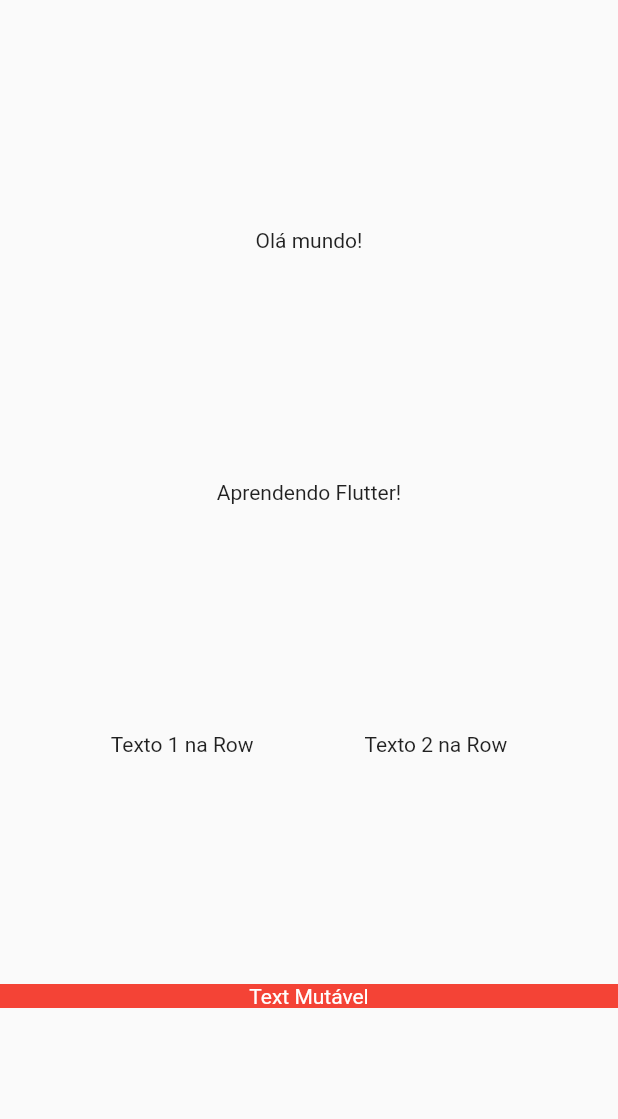
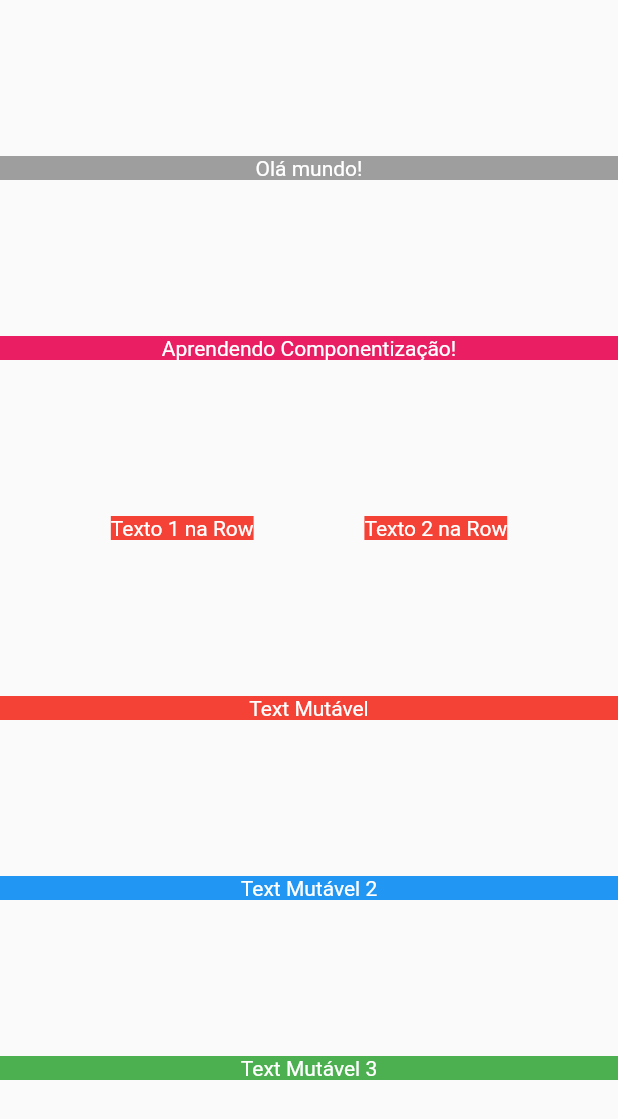
Before and after one commit to flutter-developer-roadmap/counter, a Flutter app: the screen it shows after launch, on a phone screen of 412 x 824 dp. Shown: the top 1119 px of the screen. Run offline on Flutter 3.47's test engine with Material 2 defaults, Android fonts, the phone set to English and light mode, and no system bars.

Commit message:
separa arquivos e pastas por responsabilidade

```diff
--- a/lib/app.dart
+++ b/lib/app.dart
@@ -1,6 +1,6 @@
 import 'package:flutter/material.dart';
 
-import 'home_page.dart';
+import 'src/ui/pages/home_page.dart';
 
 class App extends StatelessWidget {
   const App({super.key});
--- a/lib/home_page.dart
+++ /dev/null
@@ -1,38 +0,0 @@
-import 'package:flutter/material.dart';
-
-import 'custom_container.dart';
-
-class HomePage extends StatefulWidget {
-  const HomePage({super.key});
-
-  @override
-  State<HomePage> createState() {
-    return _HomePageState();
-  }
-}
-
-class _HomePageState extends State<HomePage> {
-  @override
-  Widget build(BuildContext context) {
-    return Scaffold(
-      body: Column(
-        mainAxisAlignment: MainAxisAlignment.spaceEvenly,
-        children: [
-          const Text('Olá mundo!'),
-          const Text('Aprendendo Flutter!'),
-          Row(
-            mainAxisAlignment: MainAxisAlignment.spaceEvenly,
-            children: const [
-              Text('Texto 1 na Row'),
-              Text('Texto 2 na Row'),
-            ],
-          ),
-          const CustomContainer(
-            text: 'Text Mutável',
-            backgroundColor: Colors.red,
-          ),
-        ],
-      ),
-    );
-  }
-}
--- /dev/null
+++ b/lib/src/ui/pages/home_page.dart
@@ -0,0 +1,58 @@
+import 'package:flutter/material.dart';
+
+import '../widgets/custom_container.dart';
+
+class HomePage extends StatefulWidget {
+  const HomePage({super.key});
+
+  @override
+  State<HomePage> createState() {
+    return _HomePageState();
+  }
+}
+
+class _HomePageState extends State<HomePage> {
+  @override
+  Widget build(BuildContext context) {
+    return Scaffold(
+      body: Column(
+        mainAxisAlignment: MainAxisAlignment.spaceEvenly,
+        children: [
+          const CustomContainer(
+            text: 'Olá mundo!',
+            backgroundColor: Colors.grey,
+          ),
+          const CustomContainer(
+            text: 'Aprendendo Componentização!',
+            backgroundColor: Colors.pink,
+          ),
+          Row(
+            mainAxisAlignment: MainAxisAlignment.spaceEvenly,
+            children: const [
+              CustomContainer(
+                text: 'Texto 1 na Row',
+                backgroundColor: Colors.red,
+              ),
+              CustomContainer(
+                text: 'Texto 2 na Row',
+                backgroundColor: Colors.red,
+              ),
+            ],
+          ),
+          const CustomContainer(
+            text: 'Text Mutável',
+            backgroundColor: Colors.red,
+          ),
+          const CustomContainer(
+            text: 'Text Mutável 2',
+            backgroundColor: Colors.blue,
+          ),
+          const CustomContainer(
+            text: 'Text Mutável 3',
+            backgroundColor: Colors.green,
+          ),
+        ],
+      ),
+    );
+  }
+}
```
Also changed, not shown: lib/src/ui/widgets/custom_container.dart (renamed from lib/custom_container.dart).
